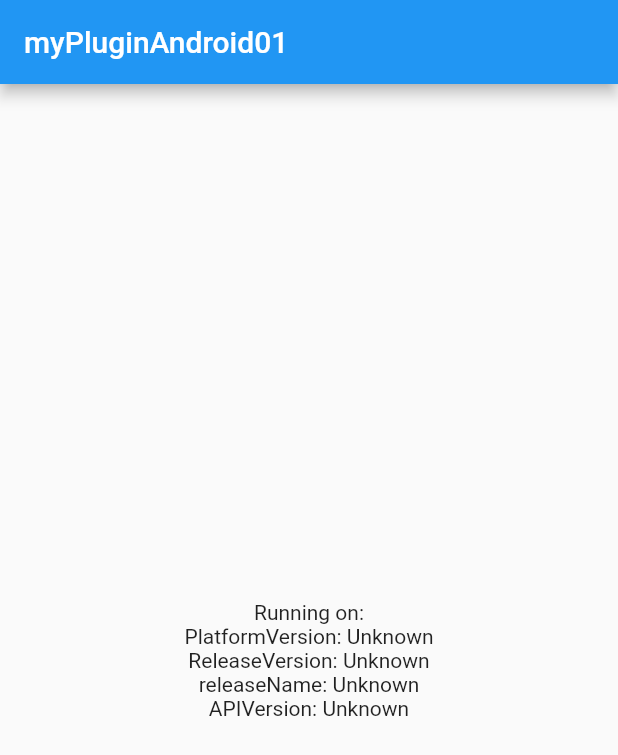
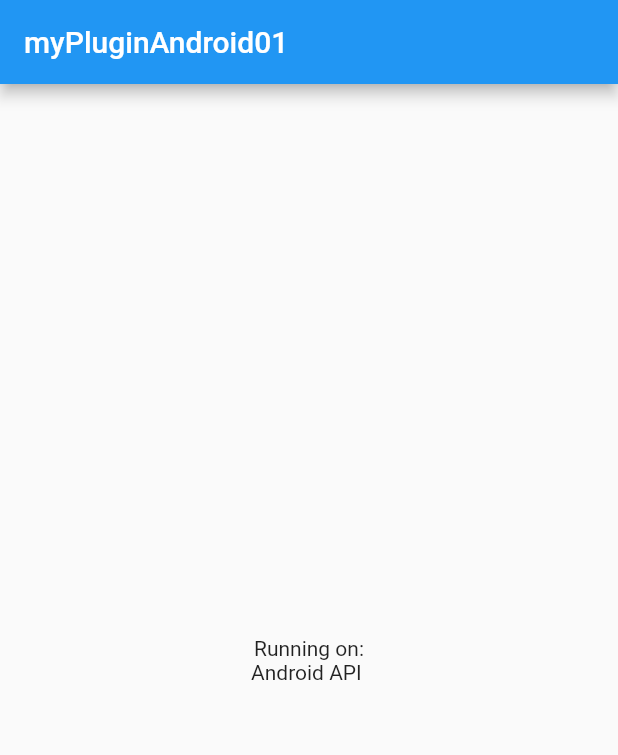
Before and after one commit to krijk/my_plugin_android01, a Flutter app: the screen it shows after launch, on a phone screen of 412 x 824 dp. Shown: the top 755 px of the screen. Run offline on Flutter 3.47's test engine with Material 2 defaults, Android fonts, the phone set to English and light mode, and no system bars; our stand-ins replace plugin_platform_interface.

Commit message:
Introduced InfoAndroid

```diff
--- a/example/lib/main.dart
+++ b/example/lib/main.dart
@@ -1,8 +1,6 @@
 import 'package:flutter/material.dart';
-import 'dart:async';
 
-import 'package:flutter/services.dart';
-import 'package:my_plugin_android01/my_plugin_android01.dart';
+import 'info_android.dart';
 
 void main() {
   runApp(const MyApp());
@@ -16,61 +14,13 @@ class MyApp extends StatefulWidget {
 }
 
 class _MyAppState extends State<MyApp> {
-  String _platformVersion = '';
-  String _releaseVersion = '';
-  String _releaseName = '';
-  String _apiVersion = '';
-  final _myPluginAndroid01Plugin = MyPluginAndroid01();
+
+  late InfoAndroid infoAndroid;
 
   @override
   void initState() {
+    infoAndroid = InfoAndroid();
     super.initState();
-    initPlatformState();
-  }
-
-  // Platform messages are asynchronous, so we initialize in an async method.
-  Future<void> initPlatformState() async {
-    String platformVersion;
-    // Platform messages may fail, so we use a try/catch PlatformException.
-    // We also handle the message potentially returning null.
-    try {
-      platformVersion = await _myPluginAndroid01Plugin.getPlatformVersion() ?? 'PlatformVersion: Unknown';
-    } on PlatformException {
-      platformVersion = 'PlatformVersion: Failed to get';
-    }
-
-    String releaseVersion;
-    try {
-      releaseVersion = await _myPluginAndroid01Plugin.getReleaseVersion() ?? 'ReleaseVersion: Unknown';
-    } on PlatformException {
-      releaseVersion = 'ReleaseVersion: Failed to get';
-    }
-
-    String releaseName;
-    try {
-      releaseName = await _myPluginAndroid01Plugin.getReleaseName() ?? 'releaseName: Unknown';
-    } on PlatformException {
-      releaseName = 'releaseName: Failed to get';
-    }
-
-    String apiVersion;
-    try {
-      apiVersion = await _myPluginAndroid01Plugin.getAPIVersion() ?? 'APIVersion: Unknown';
-    } on PlatformException {
-      apiVersion = 'SDKVersion: Failed to get';
-    }
-
-    // If the widget was removed from the tree while the asynchronous platform
-    // message was in flight, we want to discard the reply rather than calling
-    // setState to update our non-existent appearance.
-    if (!mounted) return;
-
-    setState(() {
-      _platformVersion = platformVersion;
-      _releaseVersion = releaseVersion;
-      _releaseName = releaseName;
-      _apiVersion = apiVersion;
-    });
   }
 
   @override
@@ -86,10 +36,7 @@ class _MyAppState extends State<MyApp> {
             crossAxisAlignment: CrossAxisAlignment.center,
             children: [
               const Text('Running on:'),
-              Text(_platformVersion),
-              Text(_releaseVersion),
-              Text(_releaseName),
-              Text(_apiVersion),
+              Text(infoAndroid.toString()),
             ],
           ),
         ),
```
